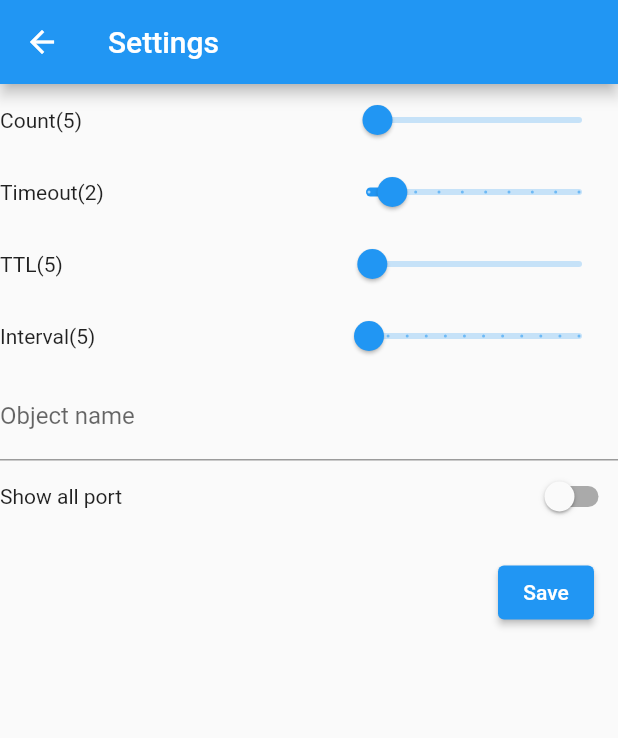
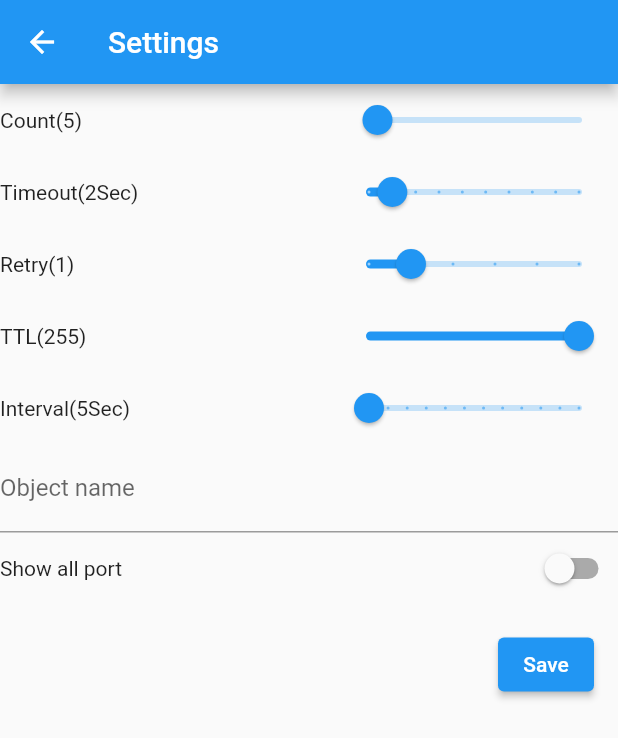
Before and after one commit to twsnmp/twsnmpfm, a Flutter app: the screen it shows after launch, after a tap on the "settings" icon, on a phone screen of 412 x 824 dp. Shown: the top 738 px of the screen. Run offline on Flutter 3.47's test engine with Material 2 defaults, Android fonts, the phone set to English and light mode, and no system bars; our stand-ins replace charts_flutter, flutter_riverpod, shared_preferences, sprintf; missing offline and left inert: dart_ping, dart_ping_ios, dart_snmp, p5, regexed_validator, statistics; generated files the repository leaves out were written again.

Commit message:
初期設定を各画面に反映できるようにした

```diff
--- a/lib/l10n/aap_ja.arb
+++ b/lib/l10n/aap_ja.arb
@@ -40,5 +40,7 @@
     "settings": "設定",
     "count": "回数",
     "timeout": "タイムアウト",
+    "retry": "リトライ",
+    "sec": "秒",
     "save":"保存"
 }
--- a/lib/l10n/app_en.arb
+++ b/lib/l10n/app_en.arb
@@ -40,5 +40,7 @@
     "settings": "Settings",
     "count": "Count",
     "timeout": "Timeout",
+    "retry": "Retry",
+    "sec": "Sec",
     "save":"Save"
 }
--- a/lib/mib_browser_page.dart
+++ b/lib/mib_browser_page.dart
@@ -8,11 +8,12 @@ import 'package:flutter/services.dart' show rootBundle;
 import 'dart:io';
 import 'package:dart_snmp/dart_snmp.dart';
 import 'package:sprintf/sprintf.dart';
+import 'package:twsnmpfm/settings.dart';
 
 class MibBrowserPage extends StatefulWidget {
-  const MibBrowserPage({Key? key, required this.node}) : super(key: key);
-
   final Node node;
+  final Settings settings;
+  const MibBrowserPage({Key? key, required this.node, required this.settings}) : super(key: key);
 
   @override
   State<MibBrowserPage> createState() => _MibBrowserState();
@@ -30,6 +31,8 @@ class _MibBrowserState extends State<MibBrowserPage> {
   ];
   List<String> _mibNames = [];
   String _mibName = '';
+  int _timeout = 5;
+  int _retry = 1;
   String _errorMsg = '';
   MIBDB? _mibdb;
   bool _progoress = false;
@@ -37,6 +40,13 @@ class _MibBrowserState extends State<MibBrowserPage> {
 
   _MibBrowserState() {
     _loadMIBDB();
+  }
+  @override
+  void initState() {
+    _mibName = widget.settings.mibName;
+    _timeout = widget.settings.timeout;
+    _retry = widget.settings.retry;
+    super.initState();
   }
 
   void _loadMIBDB() async {
@@ -68,7 +78,7 @@ class _MibBrowserState extends State<MibBrowserPage> {
         ];
       });
       var t = InternetAddress(widget.node.ip);
-      var session = await Snmp.createSession(t);
+      var session = await Snmp.createSession(t, timeout: Duration(seconds: _timeout), retries: _retry);
       final rootOid = _mibdb!.nameToOid(_mibName);
       var currentOid = rootOid;
       _progoress = true;
@@ -80,8 +90,7 @@ class _MibBrowserState extends State<MibBrowserPage> {
           _progoress = false;
           break;
         }
-        final vbname =
-            _mibdb?.oidToName(message.pdu.varbinds.first.oid.identifier) ?? "";
+        final vbname = _mibdb?.oidToName(message.pdu.varbinds.first.oid.identifier) ?? "";
         if (vbname == "") {
           continue;
         }
@@ -116,7 +125,7 @@ class _MibBrowserState extends State<MibBrowserPage> {
     final List<List<String>> rows = [[]];
     try {
       var t = InternetAddress(widget.node.ip);
-      var session = await Snmp.createSession(t);
+      var session = await Snmp.createSession(t, timeout: Duration(seconds: _timeout), retries: _retry);
       final rootOid = _mibdb!.nameToOid(_mibName);
       var currentOid = rootOid;
       _progoress = true;
@@ -128,8 +137,7 @@ class _MibBrowserState extends State<MibBrowserPage> {
           _progoress = false;
           break;
         }
-        final vbname =
-            _mibdb?.oidToName(message.pdu.varbinds.first.oid.identifier) ?? "";
+        final vbname = _mibdb?.oidToName(message.pdu.varbinds.first.oid.identifier) ?? "";
         if (vbname == "") {
           continue;
         }
@@ -225,8 +233,7 @@ class _MibBrowserState extends State<MibBrowserPage> {
                     if (value.text.isEmpty) {
                       return [];
                     }
-                    return _mibNames.where((n) =>
-                        n.toLowerCase().contains(value.text.toLowerCase()));
+                    return _mibNames.where((n) => n.toLowerCase().contains(value.text.toLowerCase()));
                   },
                   onSelected: (value) {
                     setState(() {
@@ -243,8 +250,7 @@ class _MibBrowserState extends State<MibBrowserPage> {
                       fontSize: 16,
                     ),
                     headingRowHeight: 22,
-                    dataTextStyle:
-                        const TextStyle(color: Colors.black, fontSize: 14),
+                    dataTextStyle: const TextStyle(color: Colors.black, fontSize: 14),
                     dataRowHeight: 20,
                     columns: _columns,
                     rows: _rows,
@@ -262,9 +268,7 @@ class _MibBrowserState extends State<MibBrowserPage> {
               _startSnmp();
             }
           },
-          child: _progoress
-              ? const Icon(Icons.stop, color: Colors.red)
-              : const Icon(Icons.play_circle),
+          child: _progoress ? const Icon(Icons.stop, color: Colors.red) : const Icon(Icons.play_circle),
         ),
       ),
     );
--- a/lib/settings.dart
+++ b/lib/settings.dart
@@ -9,6 +9,7 @@ class Settings extends ChangeNotifier {
   int count = 5;
   int ttl = 255;
   int timeout = 2;
+  int retry = 1;
   int interval = 5;
   String mibName = "system";
   bool showAllPort = false;
@@ -25,6 +26,7 @@ class Settings extends ChangeNotifier {
     await prefs.setInt('count', count);
     await prefs.setInt('ttl', ttl);
     await prefs.setInt('timeout', timeout);
+    await prefs.setInt('retry', retry);
     await prefs.setInt('interval', interval);
     await prefs.setString('mibName', mibName);
     await prefs.setBool('showAllPort', showAllPort);
@@ -36,8 +38,9 @@ class Settings extends ChangeNotifier {
     }
     SharedPreferences prefs = await SharedPreferences.getInstance();
     count = prefs.getInt("count") ?? 5;
-    ttl = prefs.getInt("ttl") ?? 5;
+    ttl = prefs.getInt("ttl") ?? 255;
     timeout = prefs.getInt("timeout") ?? 2;
+    retry = prefs.getInt("retry") ?? 1;
     interval = prefs.getInt("interval") ?? 5;
     mibName = prefs.getString("mibName") ?? "system";
     showAllPort = prefs.getBool("showAllPort") ?? false;
--- a/lib/settings_page.dart
+++ b/lib/settings_page.dart
@@ -31,6 +31,7 @@ class SettingsFormState extends State<SettingsForm> {
   final _formKey = GlobalKey<FormState>();
   double _count = 5;
   double _timeout = 5;
+  double _retry = 1;
   double _ttl = 5;
   double _interval = 5;
   String _mibName = "";
@@ -40,6 +41,7 @@ class SettingsFormState extends State<SettingsForm> {
   void initState() {
     _count = widget.settings.count.toDouble();
     _timeout = widget.settings.timeout.toDouble();
+    _retry = widget.settings.retry.toDouble();
     _interval = widget.settings.interval.toDouble();
     _ttl = widget.settings.ttl.toDouble();
     _mibName = widget.settings.mibName;
@@ -74,7 +76,7 @@ class SettingsFormState extends State<SettingsForm> {
           ),
           Row(
             children: [
-              Expanded(child: Text("${loc.timeout}(${_timeout.toInt()})")),
+              Expanded(child: Text("${loc.timeout}(${_timeout.toInt()}${loc.sec})")),
               Slider(
                   label: "${_timeout.toInt()}",
                   value: _timeout,
@@ -84,6 +86,22 @@ class SettingsFormState extends State<SettingsForm> {
                   onChanged: (value) => {
                         setState(() {
                           _timeout = value;
+                        })
+                      }),
+            ],
+          ),
+          Row(
+            children: [
+              Expanded(child: Text("${loc.retry}(${_retry.toInt()})")),
+              Slider(
+                  label: "${_retry.toInt()}",
+                  value: _retry,
+                  min: 0,
+                  max: 5,
+                  divisions: 5,
+                  onChanged: (value) => {
+                        setState(() {
+                          _retry = value;
                         })
                       }),
             ],
@@ -106,7 +124,7 @@ class SettingsFormState extends State<SettingsForm> {
           ),
           Row(
             children: [
-              Expanded(child: Text("${loc.interval}(${_interval.toInt()})")),
+              Expanded(child: Text("${loc.interval}(${_interval.toInt()}${loc.sec})")),
               Slider(
                   label: "${_interval.toInt()}",
                   value: _interval,
@@ -155,6 +173,7 @@ class SettingsFormState extends State<SettingsForm> {
                 if (_formKey.currentState!.validate()) {
                   widget.settings.count = _count.toInt();
                   widget.settings.timeout = _timeout.toInt();
+                  widget.settings.retry = _retry.toInt();
                   widget.settings.interval = _interval.toInt();
                   widget.settings.ttl = _ttl.toInt();
                   widget.settings.mibName = _mibName;
```
Also changed, not shown: lib/node_list_page.dart (+8 -4 lines), lib/ping_page.dart (+12 -3 lines), lib/traffic_page.dart (+18 -6 lines), lib/vpanel_page.dart (+17 -5 lines).
